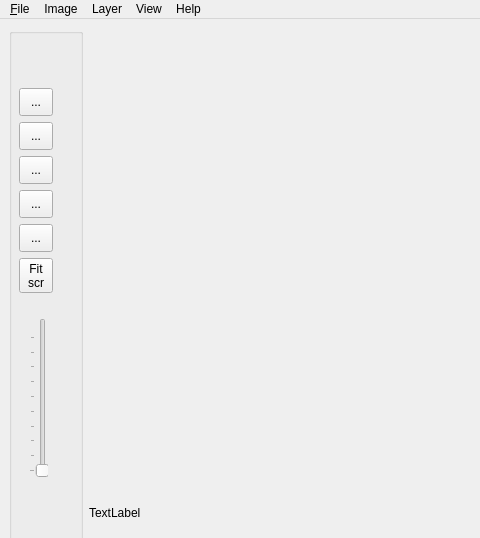
The window that bLUe.ui (bvirxx/bLUe_PYSIDE) describes before a commit, drawn with Qt 5; both pictures show x 0 to 480 and y 0 to 538 of the 1169 by 1007 pixel window.
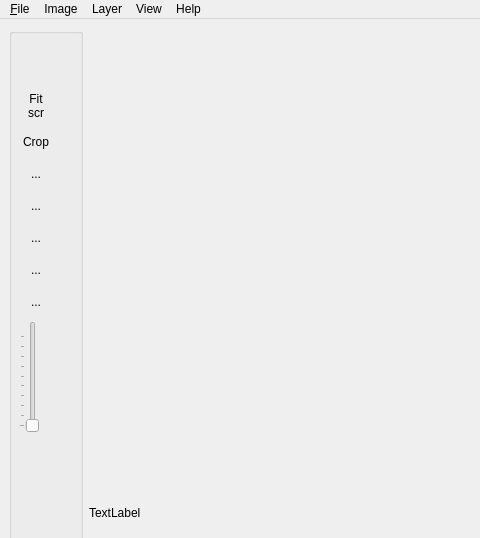
The same window after the commit. Icons and pictures are not drawn. Custom widgets are drawn as their Qt base class.

```diff
--- a/bLUe.ui
+++ b/bLUe.ui
@@ -67,13 +67,85 @@
            <x>10</x>
            <y>60</y>
            <width>34</width>
-           <height>205</height>
+           <height>345</height>
           </rect>
          </property>
          <layout class="QVBoxLayout" name="verticalLayout_3">
           <property name="sizeConstraint">
            <enum>QLayout::SetDefaultConstraint</enum>
           </property>
+          <item>
+           <widget class="QToolButton" name="toolButton_3">
+            <property name="sizePolicy">
+             <sizepolicy hsizetype="Preferred" vsizetype="Preferred">
+              <horstretch>0</horstretch>
+              <verstretch>0</verstretch>
+             </sizepolicy>
+            </property>
+            <property name="minimumSize">
+             <size>
+              <width>32</width>
+              <height>26</height>
+             </size>
+            </property>
+            <property name="toolTip">
+             <string>Fit screen</string>
+            </property>
+            <property name="accessibleName">
+             <string>Fit_Screen</string>
+            </property>
+            <property name="text">
+             <string>Fit
+scr</string>
+            </property>
+            <property name="checkable">
+             <bool>true</bool>
+            </property>
+            <property name="autoExclusive">
+             <bool>false</bool>
+            </property>
+            <property name="autoRaise">
+             <bool>true</bool>
+            </property>
+           </widget>
+          </item>
+          <item>
+           <widget class="QToolButton" name="cropButton">
+            <property name="sizePolicy">
+             <sizepolicy hsizetype="Preferred" vsizetype="Preferred">
+              <horstretch>0</horstretch>
+              <verstretch>0</verstretch>
+             </sizepolicy>
+            </property>
+            <property name="minimumSize">
+             <size>
+              <width>32</width>
+              <height>26</height>
+             </size>
+            </property>
+            <property name="toolTip">
+             <string>Crop Image</string>
+            </property>
+            <property name="accessibleName">
+             <string>Crop_Button</string>
+            </property>
+            <property name="text">
+             <string>Crop</string>
+            </property>
+            <property name="checkable">
+             <bool>true</bool>
+            </property>
+            <property name="checked">
+             <bool>false</bool>
+            </property>
+            <property name="autoRaise">
+             <bool>true</bool>
+            </property>
+            <property name="arrowType">
+             <enum>Qt::NoArrow</enum>
+            </property>
+           </widget>
+          </item>
           <item>
            <widget class="QToolButton" name="toolButton_2">
             <property name="sizePolicy">
@@ -82,6 +154,12 @@
               <verstretch>0</verstretch>
              </sizepolicy>
             </property>
+            <property name="minimumSize">
+             <size>
+              <width>32</width>
+              <height>26</height>
+             </size>
+            </property>
             <property name="toolTip">
              <string>Color Picker</string>
             </property>
@@ -101,6 +179,88 @@
             <property name="autoExclusive">
              <bool>true</bool>
             </property>
+            <property name="autoRaise">
+             <bool>true</bool>
+            </property>
+           </widget>
+          </item>
+          <item>
+           <widget class="QToolButton" name="toolButton_6">
+            <property name="sizePolicy">
+             <sizepolicy hsizetype="Preferred" vsizetype="Preferred">
+              <horstretch>0</horstretch>
+              <verstretch>0</verstretch>
+             </sizepolicy>
+            </property>
+            <property name="minimumSize">
+             <size>
+              <width>32</width>
+              <height>26</height>
+             </size>
+            </property>
+            <property name="toolTip">
+             <string>Drag</string>
+            </property>
+            <property name="accessibleName">
+             <string>drag</string>
+            </property>
+            <property name="text">
+             <string>...</string>
+            </property>
+            <property name="icon">
+             <iconset resource="resources.qrc">
+              <normaloff>:/images/resources/1472056618_cursor_drag_arrow_2.png</normaloff>:/images/resources/1472056618_cursor_drag_arrow_2.png</iconset>
+            </property>
+            <property name="checkable">
+             <bool>true</bool>
+            </property>
+            <property name="autoExclusive">
+             <bool>true</bool>
+            </property>
+            <property name="autoRaise">
+             <bool>true</bool>
+            </property>
+           </widget>
+          </item>
+          <item>
+           <widget class="QToolButton" name="rectangle">
+            <property name="sizePolicy">
+             <sizepolicy hsizetype="Preferred" vsizetype="Preferred">
+              <horstretch>0</horstretch>
+              <verstretch>0</verstretch>
+             </sizepolicy>
+            </property>
+            <property name="minimumSize">
+             <size>
+              <width>32</width>
+              <height>26</height>
+             </size>
+            </property>
+            <property name="toolTip">
+             <string>Marquee</string>
+            </property>
+            <property name="whatsThis">
+             <string>marquee</string>
+            </property>
+            <property name="accessibleName">
+             <string>rectangle</string>
+            </property>
+            <property name="text">
+             <string>...</string>
+            </property>
+            <property name="icon">
+             <iconset resource="resources.qrc">
+              <normaloff>:/images/resources/rectangle-icone-3783-48.png</normaloff>:/images/resources/rectangle-icone-3783-48.png</iconset>
+            </property>
+            <property name="checkable">
+             <bool>true</bool>
+            </property>
+            <property name="autoExclusive">
+             <bool>true</bool>
+            </property>
+            <property name="autoRaise">
+             <bool>true</bool>
+            </property>
            </widget>
           </item>
           <item>
@@ -111,12 +271,24 @@
               <verstretch>0</verstretch>
              </sizepolicy>
             </property>
+            <property name="minimumSize">
+             <size>
+              <width>32</width>
+              <height>26</height>
+             </size>
+            </property>
             <property name="toolTip">
              <string>Unmask/Assign FG</string>
             </property>
             <property name="accessibleName">
              <string>drawFG</string>
             </property>
+            <property name="autoFillBackground">
+             <bool>false</bool>
+            </property>
+            <property name="styleSheet">
+             <string notr="true">QToolButton:checked{background-color:#990000}</string>
+            </property>
             <property name="text">
              <string>...</string>
             </property>
@@ -130,6 +302,9 @@
             <property name="autoExclusive">
              <bool>true</bool>
             </property>
+            <property name="autoRaise">
+             <bool>true</bool>
+            </property>
            </widget>
           </item>
           <item>
@@ -140,12 +315,21 @@
               <verstretch>0</verstretch>
              </sizepolicy>
             </property>
+            <property name="minimumSize">
+             <size>
+              <width>32</width>
+              <height>26</height>
+             </size>
+            </property>
             <property name="toolTip">
              <string>Mask/Assign BG</string>
             </property>
             <property name="accessibleName">
              <string>drawBG</string>
             </property>
+            <property name="styleSheet">
+             <string notr="true">QToolButton:checked{background-color:#606060}</string>
+            </property>
             <property name="text">
              <string>...</string>
             </property>
@@ -159,33 +343,7 @@
             <property name="autoExclusive">
              <bool>true</bool>
             </property>
-           </widget>
-          </item>
-          <item>
-           <widget class="QToolButton" name="rectangle">
-            <property name="sizePolicy">
-             <sizepolicy hsizetype="Preferred" vsizetype="Preferred">
-              <horstretch>0</horstretch>
-              <verstretch>0</verstretch>
-             </sizepolicy>
-            </property>
-            <property name="toolTip">
-             <string>Marquee</string>
-            </property>
-            <property name="whatsThis">
-             <string>marquee</string>
-            </property>
-            <property name="accessibleName">
-             <string>rectangle</string>
-            </property>
-            <property name="text">
-             <string>...</string>
-            </property>
-            <property name="icon">
-             <iconset resource="resources.qrc">
-              <normaloff>:/images/resources/rectangle-icone-3783-48.png</normaloff>:/images/resources/rectangle-icone-3783-48.png</iconset>
-            </property>
-            <property name="checkable">
+            <property name="autoRaise">
              <bool>true</bool>
             </property>
             <property name="autoExclusive">
@@ -194,12 +352,12 @@
            </widget>
           </item>
           <item>
-           <widget class="QToolButton" name="toolButton_6">
-            <property name="sizePolicy">
-             <sizepolicy hsizetype="Preferred" vsizetype="Preferred">
-              <horstretch>0</horstretch>
-              <verstretch>0</verstretch>
-             </sizepolicy>
+           <widget class="QSlider" name="verticalSlider1">
+            <property name="minimumSize">
+             <size>
+              <width>10</width>
+              <height>100</height>
+             </size>
             </property>
             <property name="toolTip">
              <string>Drag</string>
@@ -207,80 +365,25 @@
             <property name="accessibleName">
              <string>drag</string>
             </property>
-            <property name="text">
-             <string>...</string>
+            <property name="minimum">
+             <number>2</number>
             </property>
-            <property name="icon">
-             <iconset resource="resources.qrc">
-              <normaloff>:/images/resources/1472056618_cursor_drag_arrow_2.png</normaloff>:/images/resources/1472056618_cursor_drag_arrow_2.png</iconset>
+            <property name="maximum">
+             <number>100</number>
             </property>
-            <property name="checkable">
-             <bool>true</bool>
+            <property name="orientation">
+             <enum>Qt::Vertical</enum>
             </property>
-            <property name="autoExclusive">
-             <bool>true</bool>
+            <property name="tickPosition">
+             <enum>QSlider::TicksAbove</enum>
             </property>
-           </widget>
-          </item>
-          <item>
-           <widget class="QToolButton" name="toolButton_3">
-            <property name="sizePolicy">
-             <sizepolicy hsizetype="Preferred" vsizetype="Preferred">
-              <horstretch>0</horstretch>
-              <verstretch>0</verstretch>
-             </sizepolicy>
-            </property>
-            <property name="toolTip">
-             <string>Fit screen</string>
-            </property>
-            <property name="accessibleName">
-             <string>Fit_Screen</string>
-            </property>
-            <property name="text">
-             <string>Fit
-scr</string>
-            </property>
-            <property name="checkable">
-             <bool>true</bool>
-            </property>
-            <property name="autoExclusive">
-             <bool>true</bool>
+            <property name="tickInterval">
+             <number>10</number>
             </property>
            </widget>
           </item>
          </layout>
         </widget>
-        <widget class="QSlider" name="verticalSlider1">
-         <property name="geometry">
-          <rect>
-           <x>20</x>
-           <y>290</y>
-           <width>19</width>
-           <height>160</height>
-          </rect>
-         </property>
-         <property name="toolTip">
-          <string>Brush Size</string>
-         </property>
-         <property name="accessibleName">
-          <string>verticalSlider1</string>
-         </property>
-         <property name="minimum">
-          <number>2</number>
-         </property>
-         <property name="maximum">
-          <number>100</number>
-         </property>
-         <property name="orientation">
-          <enum>Qt::Vertical</enum>
-         </property>
-         <property name="tickPosition">
-          <enum>QSlider::TicksAbove</enum>
-         </property>
-         <property name="tickInterval">
-          <number>10</number>
-         </property>
-        </widget>
        </widget>
       </item>
       <item>
```
Left out of the diff: 7 changed lines with no effect on the pictures.
